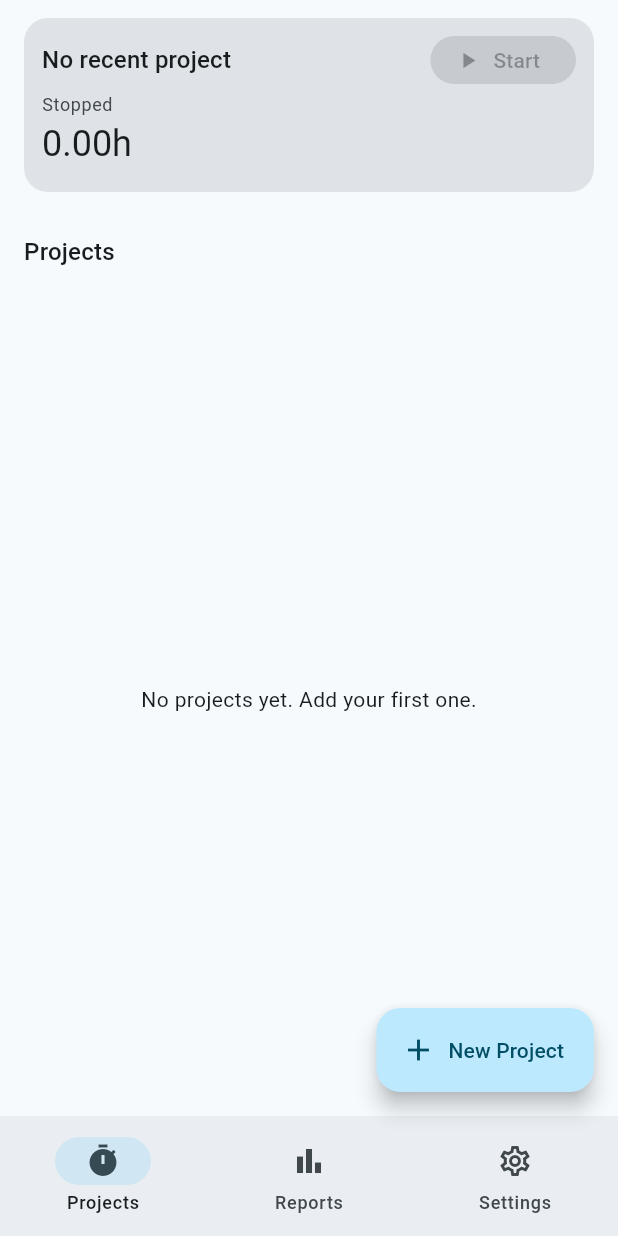
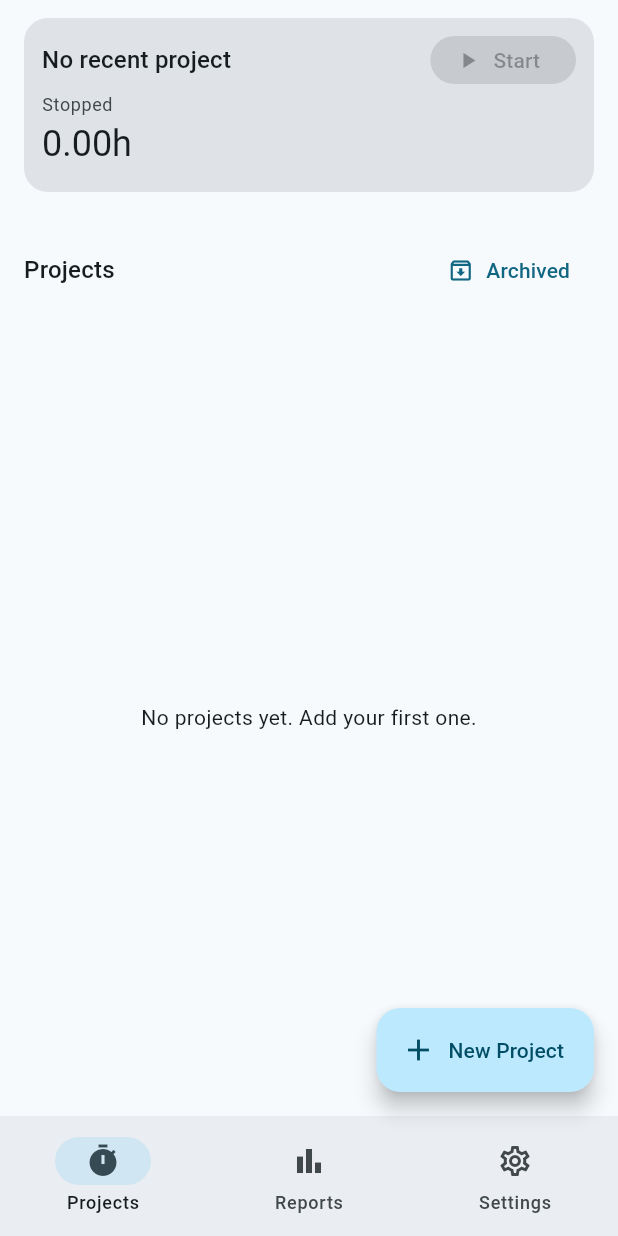
Before and after one commit to jpetracci/timetrack, a Flutter app: the screen it shows after launch, on a phone screen of 412 x 824 dp. Run offline on Flutter 3.47's test engine with Material 3 defaults, Android fonts, the phone set to English and light mode, and no system bars; our stand-ins replace flutter_riverpod, shared_preferences.

Commit message:
feat(04-02): wire archive UI and management screen
- filter active projects list with archived entry point
- add archive toggle and running-timer guard in details
- add archived list with restore and view actions

```diff
--- a/lib/ui/screens/projects_screen.dart
+++ b/lib/ui/screens/projects_screen.dart
@@ -5,6 +5,7 @@ import '../../models/project.dart';
 import '../../state/projects_state.dart';
 import '../../state/timer_controller.dart';
 import '../../widgets/project_card.dart';
+import 'archived_projects_screen.dart';
 import 'project_details_screen.dart';
 import '../widgets/timer_header.dart';
 
@@ -16,6 +17,11 @@ class ProjectsScreen extends ConsumerWidget {
     final List<Project> projects = ref.watch(
       projectsControllerProvider.select((state) => state.projects),
     );
+    final List<Project> activeProjects = projects
+        .where((Project project) => !project.isArchived)
+        .toList();
+    final bool hasArchived =
+        projects.any((Project project) => project.isArchived);
 
     return SafeArea(
       bottom: false,
@@ -45,17 +51,37 @@ class ProjectsScreen extends ConsumerWidget {
                         horizontalPadding,
                         8,
                       ),
-                      child: Text(
+                      child: Row(
+                        mainAxisAlignment: MainAxisAlignment.spaceBetween,
+                        children: <Widget>[
+                          Text(
                             'Projects',
                             style: Theme.of(context).textTheme.titleMedium,
                           ),
+                          TextButton.icon(
+                            onPressed: () {
+                              Navigator.of(context).push(
+                                MaterialPageRoute(
+                                  builder: (_) => const ArchivedProjectsScreen(),
+                                ),
+                              );
+                            },
+                            icon: const Icon(Icons.archive_outlined),
+                            label: const Text('Archived'),
+                          ),
+                        ],
                       ),
                     ),
-                  if (projects.isEmpty)
-                    const SliverFillRemaining(
+                  ),
+                  if (activeProjects.isEmpty)
+                    SliverFillRemaining(
                       hasScrollBody: false,
                       child: Center(
-                        child: Text('No projects yet. Add your first one.'),
+                        child: Text(
+                          hasArchived
+                              ? 'No active projects. Check Archived.'
+                              : 'No projects yet. Add your first one.',
+                        ),
                       ),
                     )
                   else
@@ -66,7 +92,7 @@ class ProjectsScreen extends ConsumerWidget {
                         sliver: SliverList(
                           delegate: SliverChildBuilderDelegate(
                             (BuildContext context, int index) {
-                            final Project project = projects[index];
+                              final Project project = activeProjects[index];
                               return Consumer(
                                 builder: (
                                   BuildContext context,
@@ -148,7 +174,7 @@ class ProjectsScreen extends ConsumerWidget {
                               },
                             );
                             },
-                          childCount: projects.length,
+                            childCount: activeProjects.length,
                           ),
                         ),
                       ),
```
Also changed, not shown: lib/ui/screens/archived_projects_screen.dart (added, +98 -0 lines), lib/ui/screens/project_details_screen.dart (+74 -0 lines). Lines whose indentation alone changed are shown as unchanged.
